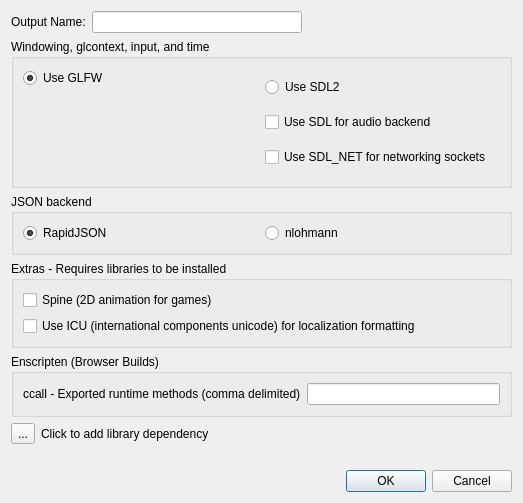
First picture: the form in Editor/src/Assets/Source/DlgBuildSettings.ui, repository GameOverture/HarmonyEngine, before the edit.
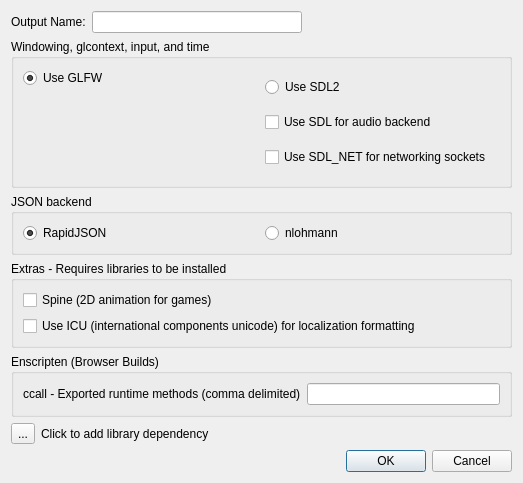
Second picture: the form after the edit. Icons and pictures are not drawn.

Commit message: Dialog error labels are now inline with the button box

Patch:
```diff
--- a/Editor/src/Assets/Source/DlgBuildSettings.ui
+++ b/Editor/src/Assets/Source/DlgBuildSettings.ui
@@ -7,7 +7,7 @@
     <x>0</x>
     <y>0</y>
     <width>523</width>
-    <height>503</height>
+    <height>483</height>
    </rect>
   </property>
   <property name="sizePolicy">
@@ -223,6 +223,8 @@
     </layout>
    </item>
    <item>
+    <layout class="QHBoxLayout" name="horizontalLayout_6">
+     <item>
     <widget class="QLabel" name="lblError">
      <property name="text">
       <string/>
@@ -238,6 +240,8 @@
       <set>QDialogButtonBox::StandardButton::Cancel|QDialogButtonBox::StandardButton::Ok</set>
      </property>
     </widget>
+     </item>
+    </layout>
    </item>
   </layout>
  </widget>
```
Lines whose indentation alone changed are shown as unchanged. The commit also changes 7 other files.
